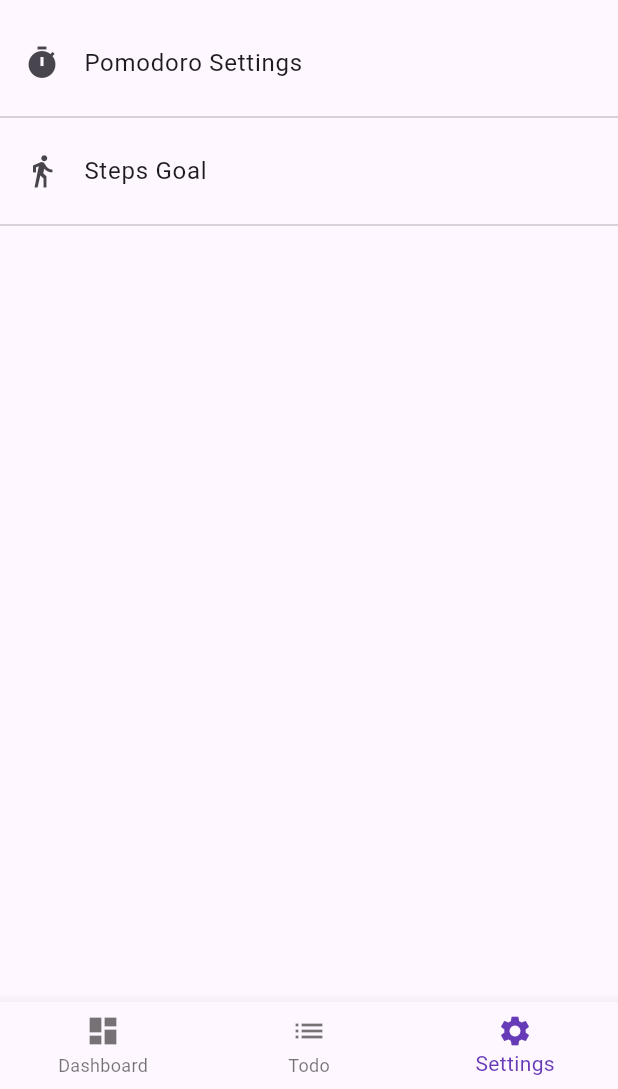
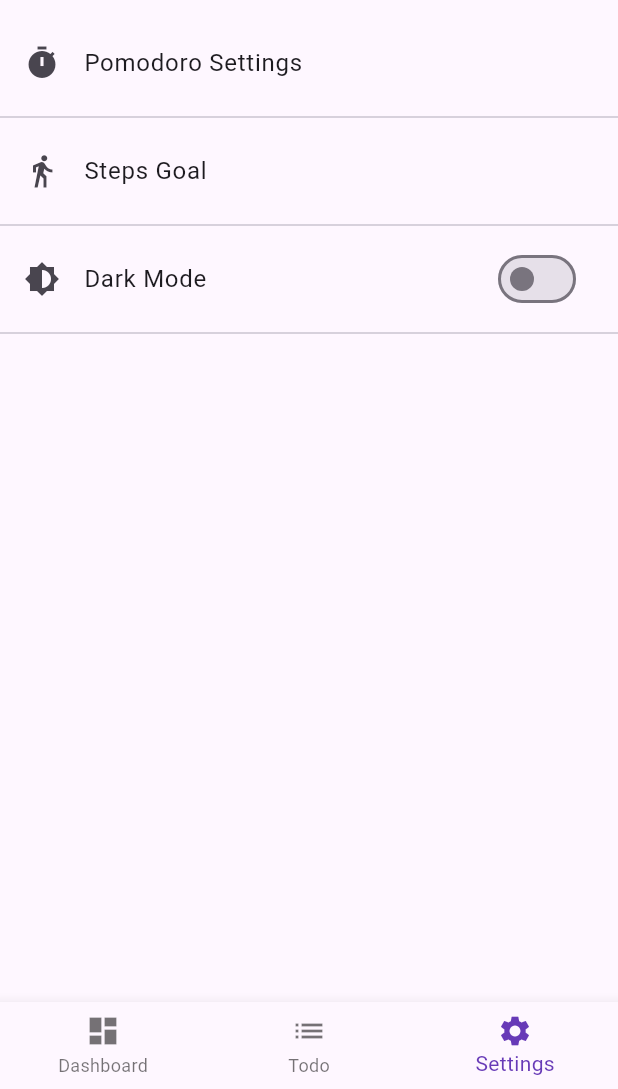
Before and after one commit to anenepeter/momentum, a Flutter app: the screen it shows after launch, item 3 of the bottom bar chosen, on a phone screen of 412 x 824 dp, the part 147-1236 px from its top. Run offline on Flutter 3.47's test engine with Material 3 defaults, Android fonts, the phone set to English and light mode, and no system bars; our stand-ins replace flutter_riverpod, geolocator, pedometer, permission_handler, shared_preferences.

Commit message:
feat: Implement theme management with light and dark modes; update UI components to use theme colors for better consistency

```diff
--- a/lib/dashboard/dashboard_view.dart
+++ b/lib/dashboard/dashboard_view.dart
@@ -55,7 +55,7 @@ class _DashboardViewState extends ConsumerState<DashboardView> {
                   if (weatherState.isLoading)
                     const CircularProgressIndicator()
                   else if (weatherState.error != null)
-                    Text('Error: ${weatherState.error}', style: const TextStyle(fontSize: 14.0, color: Colors.red))
+                    Text('Error: ${weatherState.error}', style: TextStyle(fontSize: 14.0, color: Theme.of(context).colorScheme.error))
                   else
                     Column(
                       children: [
@@ -129,8 +129,8 @@ class _DashboardViewState extends ConsumerState<DashboardView> {
                     // Progress bar
                     LinearProgressIndicator(
                       value: stepsState.goal > 0 ? stepsState.steps / stepsState.goal : 0.0, // Calculate progress
-                      backgroundColor: Colors.grey[300],
-                      valueColor: AlwaysStoppedAnimation<Color>(Theme.of(context).primaryColor),
+                      backgroundColor: Theme.of(context).colorScheme.surfaceVariant,
+                      valueColor: AlwaysStoppedAnimation<Color>(Theme.of(context).colorScheme.primary),
                     ),
                   ],
                 ),
--- a/lib/main.dart
+++ b/lib/main.dart
@@ -1,4 +1,5 @@
 import 'package:flutter/material.dart';
+import 'package:momentum/theme/theme_notifier.dart';
 import 'package:flutter_riverpod/flutter_riverpod.dart'; // Import Riverpod
 import 'todo/task_input_modal.dart';
 
@@ -26,16 +27,17 @@ void main() {
   );
 }
 
-class MyApp extends StatelessWidget {
+class MyApp extends ConsumerWidget {
   const MyApp({super.key});
 
   @override
-  Widget build(BuildContext context) {
+  Widget build(BuildContext context, WidgetRef ref) {
+    final themeMode = ref.watch(themeNotifierProvider);
     return MaterialApp(
       title: 'Momentum',
-      theme: ThemeData(
-        colorScheme: ColorScheme.fromSeed(seedColor: Colors.deepPurple),
-      ),
+      themeMode: themeMode,
+      theme: lightTheme,
+      darkTheme: darkTheme,
       home: const HomePage(),
     );
   }
--- a/lib/settings/settings_view.dart
+++ b/lib/settings/settings_view.dart
@@ -2,6 +2,7 @@ import 'package:flutter/material.dart';
 import 'package:flutter_riverpod/flutter_riverpod.dart';
 import 'package:momentum/pomodoro/pomodoro_settings_dialog.dart'; // Import PomodoroSettingsDialog
 import 'package:momentum/steps/steps_goal_dialog.dart'; // Import StepsGoalDialog
+import 'package:momentum/theme/theme_notifier.dart'; // Import theme_notifier.dart
 
 class SettingsView extends ConsumerWidget {
   const SettingsView({Key? key}) : super(key: key);
@@ -42,6 +43,18 @@ class SettingsView extends ConsumerWidget {
             },
           ),
           const Divider(),
+          // Theme Settings
+          ListTile(
+            leading: const Icon(Icons.brightness_6), // Or Icons.dark_mode
+            title: const Text('Dark Mode'),
+            trailing: Switch(
+              value: ref.watch(themeNotifierProvider) == ThemeMode.dark,
+              onChanged: (bool value) {
+                ref.read(themeNotifierProvider.notifier).toggleTheme();
+              },
+            ),
+          ),
+          const Divider(),
           // Add more settings items here
         ],
       ),
--- /dev/null
+++ b/lib/theme/theme_notifier.dart
@@ -0,0 +1,54 @@
+import 'package:flutter/material.dart';
+import 'package:flutter_riverpod/flutter_riverpod.dart';
+import 'package:shared_preferences/shared_preferences.dart';
+
+// Define light and dark themes
+final ThemeData lightTheme = ThemeData(
+  brightness: Brightness.light,
+  primarySwatch: Colors.blue,
+  // Add other light theme properties here
+);
+
+final ThemeData darkTheme = ThemeData(
+  brightness: Brightness.dark,
+  primarySwatch: Colors.teal,
+  // Add other dark theme properties here
+);
+
+// Key for shared preferences
+const _themeModeKey = 'themeMode';
+
+// StateNotifier to manage the theme mode
+class ThemeNotifier extends StateNotifier<ThemeMode> {
+  ThemeNotifier() : super(ThemeMode.light) {
+    _loadThemeMode();
+  }
+
+  // Load theme mode from shared preferences
+  Future<void> _loadThemeMode() async {
+    final prefs = await SharedPreferences.getInstance();
+    final savedThemeMode = prefs.getString(_themeModeKey);
+    if (savedThemeMode == 'dark') {
+      state = ThemeMode.dark;
+    } else {
+      state = ThemeMode.light;
+    }
+  }
+
+  // Save theme mode to shared preferences
+  Future<void> _saveThemeMode(ThemeMode mode) async {
+    final prefs = await SharedPreferences.getInstance();
+    await prefs.setString(_themeModeKey, mode == ThemeMode.dark ? 'dark' : 'light');
+  }
+
+  // Toggle theme mode
+  void toggleTheme() {
+    state = state == ThemeMode.light ? ThemeMode.dark : ThemeMode.light;
+    _saveThemeMode(state);
+  }
+}
+
+// Provider for the ThemeNotifier
+final themeNotifierProvider = StateNotifierProvider<ThemeNotifier, ThemeMode>((ref) {
+  return ThemeNotifier();
+});
```
Also changed, not shown: lib/todo/todo_view.dart (+5 -5 lines).
